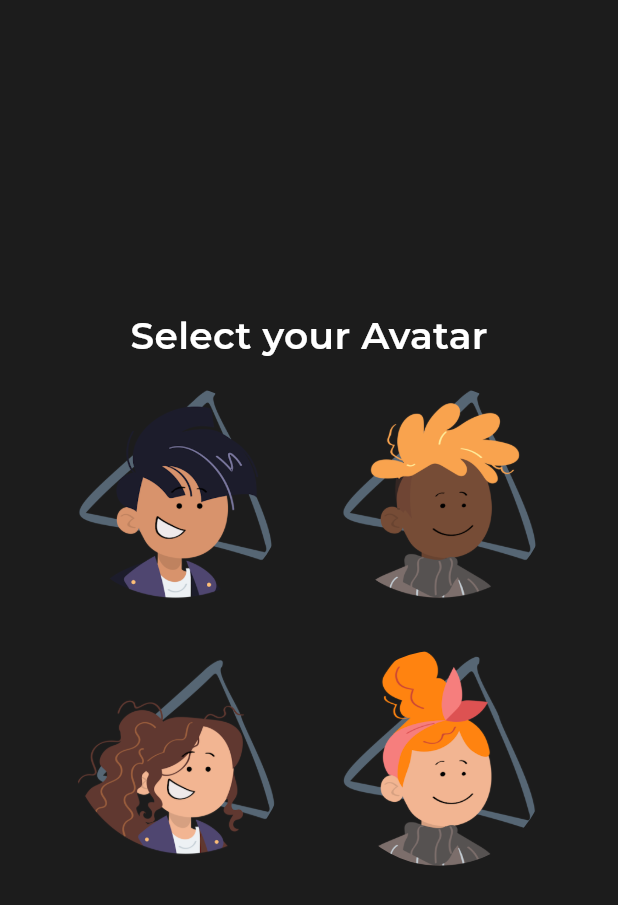
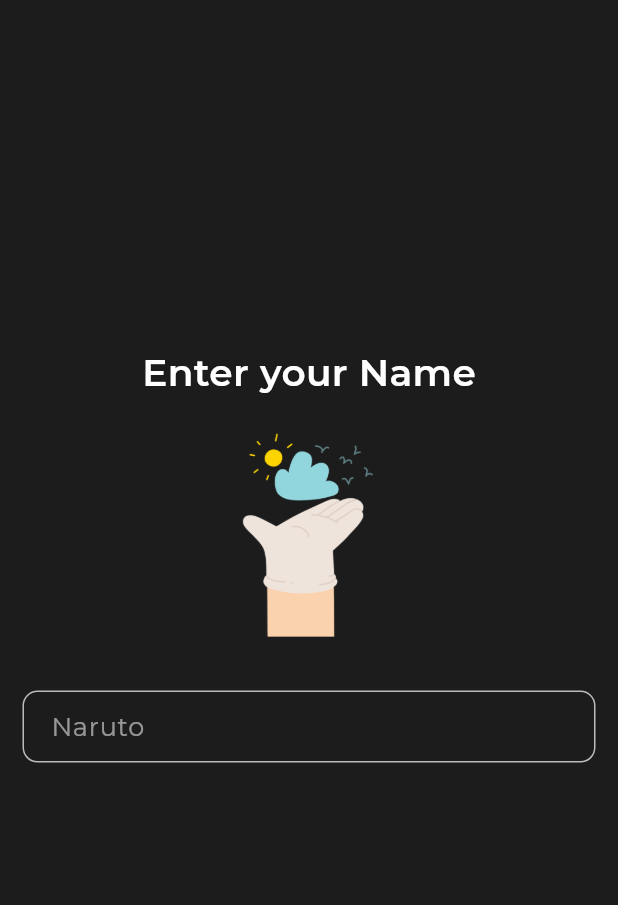
Before and after one commit to sank4lp55/the_todo, a Flutter app: the screen it shows after launch, on a phone screen of 412 x 824 dp. Shown: the top 905 px of the screen. Run offline on Flutter 3.47's test engine with Material 3 defaults, Android fonts, the phone set to English and light mode, and no system bars; our stand-ins replace fluttertoast, google_fonts, hive, hive_flutter; accounts and stored records are empty.

Commit message:
Navigation setup

```diff
--- /dev/null
+++ b/lib/components/custom_text_field.dart
@@ -0,0 +1,55 @@
+import 'package:flutter/material.dart';
+import 'package:google_fonts/google_fonts.dart';
+
+class CustomTextField extends StatelessWidget {
+  final Function(String) onTextChanged; // Callback function to execute
+  final String hintText; // Custom hint text
+
+  CustomTextField({
+    Key? key,
+    required this.onTextChanged,
+    this.hintText = "Enter text",
+  }) : super(key: key);
+
+  @override
+  Widget build(BuildContext context) {
+    return Padding(
+      padding: const EdgeInsets.fromLTRB(15, 0, 15, 0),
+      child: TextField(
+        onChanged: (text) {
+
+
+            onTextChanged(text); // Execute the provided function if text is not empty
+
+        },
+        decoration: InputDecoration(
+          hintText: hintText, // Use the custom hint text
+          hintStyle: GoogleFonts.montserrat(
+            fontSize: 17,
+            fontWeight: FontWeight.w400,
+            color: Colors.white54, // Color for hint text
+          ),
+          contentPadding: EdgeInsets.symmetric(vertical: 10, horizontal: 15), // Padding inside the text field
+          border: OutlineInputBorder(
+            borderRadius: BorderRadius.circular(10),
+            borderSide: BorderSide(color: Colors.white70), // Color of the border
+          ),
+          enabledBorder: OutlineInputBorder(
+            borderRadius: BorderRadius.circular(10),
+            borderSide: BorderSide(color: Colors.white70, width: 1), // Border when enabled
+          ),
+          focusedBorder: OutlineInputBorder(
+            borderRadius: BorderRadius.circular(10),
+            borderSide: BorderSide(color: Colors.white70, width: 2), // Border when focused
+          ),
+        ),
+        style: GoogleFonts.montserrat(
+          fontSize: 17,
+          fontWeight: FontWeight.w700,
+          color: Colors.white, // Text color
+        ),
+        cursorColor: Colors.white, // Cursor color
+      ),
+    );
+  }
+}
--- a/lib/controllers/onboarding_controller.dart
+++ b/lib/controllers/namescreen_controller.dart
@@ -2,22 +2,22 @@ import 'package:flutter/material.dart';
 import 'package:hive/hive.dart';
 import '../data/database.dart';
 
-class OnboardingController with ChangeNotifier {
-  int _index = -1;
+class NamescreenController with ChangeNotifier {
+  bool _isFieldEmpty=true;
 
   // Getter for count
-  int get index => _index;
+  bool get isFieldEmpty => _isFieldEmpty;
 
   // Setter for count
-  set index(int newIndex) {
-    _index = newIndex;
+  set isFieldEmpty(bool isFieldEmpty) {
+    _isFieldEmpty = isFieldEmpty;
     notifyListeners();  // Notify listeners when the value changes
   }
 
-  OnboardingController() {
+  NamescreenController() {
     // loadInitialData(); // Load initial data when the provider is created
   }
-  void setIndex({required int index}){
-    this.index=index;
+  void setIsFieldEmpty({required bool isFieldEmpty}){
+    this.isFieldEmpty=isFieldEmpty;
   }
 }
--- a/lib/main.dart
+++ b/lib/main.dart
@@ -1,11 +1,13 @@
 import 'package:flutter/material.dart';
 import 'package:hive_flutter/adapters.dart';
 import 'package:provider/provider.dart';
-import 'package:the_todo/controllers/onboarding_controller.dart';
-import 'package:the_todo/onboarding.dart';
+import 'package:the_todo/controllers/namescreen_controller.dart';
+import 'package:the_todo/controllers/select_avatar_controller.dart';
+import 'package:the_todo/select_avatar_screen.dart';
 
 import 'controllers/manager_controller.dart';
 import 'homescreen.dart';
+import 'name_screen.dart';
 
 
 Future<void> main() async {
@@ -18,7 +20,8 @@ Future<void> main() async {
   runApp(
     MultiProvider(
       providers: [
-        ChangeNotifierProvider(create: (_) => OnboardingController()),  // Provide OnboardingController
+        ChangeNotifierProvider(create: (_) => NamescreenController()),
+        ChangeNotifierProvider(create: (_) => SelectAvatarController()),  // Provide OnboardingController
         ChangeNotifierProvider(create: (_) => TodoProvider()),  // Provide another TodoProvider
         // Add more providers if needed
       ],
@@ -35,7 +38,7 @@ class MyApp extends StatelessWidget {
     return MaterialApp(
       debugShowCheckedModeBanner: false,
       theme: ThemeData(primarySwatch: Colors.lime),
-      home: Onboarding(),
+      home: NameScreen(),
     );
   }
 }
--- /dev/null
+++ b/lib/name_screen.dart
@@ -0,0 +1,130 @@
+import 'package:flutter/cupertino.dart';
+import 'package:flutter/foundation.dart';
+import 'package:flutter/material.dart';
+import 'package:google_fonts/google_fonts.dart';
+import 'package:the_todo/controllers/namescreen_controller.dart';
+import 'package:the_todo/select_avatar_screen.dart';
+import 'package:the_todo/utils/fade_in_button.dart';
+import 'package:provider/provider.dart';
+
+import 'components/custom_text_field.dart';
+import 'controllers/select_avatar_controller.dart';
+
+class NameScreen extends StatefulWidget {
+  const NameScreen({super.key});
+
+  @override
+  State<NameScreen> createState() => _NameScreenState();
+}
+
+class _NameScreenState extends State<NameScreen> {
+  bool _isVisible = false;
+  int selectedAvatar = -1;
+
+  @override
+  Widget build(BuildContext context) {
+    final namescreenController = Provider.of<NamescreenController>(context);
+    double w = MediaQuery.of(context).size.width;
+    double h = MediaQuery.of(context).size.height;
+    return Scaffold(
+      // appBar: AppBar(
+      //   backgroundColor: const Color(0xff1C1C1C),
+      //   leading: const Icon(
+      //     Icons.arrow_back_ios,
+      //     color: Colors.white,
+      //   ),
+      //   actions: [
+      //     Padding(
+      //       padding: const EdgeInsets.only(right: 16.0),
+      //       // Add some padding to the right
+      //       child: GestureDetector(
+      //         onTap: () {
+      //           // Action when 'Skip' is pressed
+      //           print('Skip pressed');
+      //           // Navigate to another screen or perform any other action
+      //         },
+      //         child: Center(
+      //           child: Text(
+      //             'Skip',
+      //             style: GoogleFonts.montserrat(
+      //               fontSize: 15,
+      //               fontWeight: FontWeight.w600,
+      //               color: Colors.white,
+      //             ),
+      //           ),
+      //         ),
+      //       ),
+      //     ),
+      //   ],
+      // ),
+      backgroundColor: const Color(0xff1C1C1C),
+      body: Center(
+        child: Column(
+          mainAxisAlignment: MainAxisAlignment.center,
+          children: [
+            const Spacer(flex: 1),
+            Container(
+              child: Text(
+                "Enter your Name",
+                style: GoogleFonts.montserrat(
+                    fontSize: 25,
+                    fontWeight: FontWeight.w600,
+                    color: Colors.white),
+              ),
+            ),
+            // SizedBox(height: 15,),
+            Padding(
+              padding: const EdgeInsets.all(15.0),
+              child: InkWell(
+                child: Container(
+                  child: Image.asset(
+                    "lib/images/img.png",
+                    fit: BoxFit.cover,
+                    width: 100, // Set your desired width
+                    // height: 100, // Set your desired height
+                  ),
+                ),
+              ),
+            ),
+            const SizedBox(
+              height: 15,
+            ),
+            CustomTextField(
+              onTextChanged: (text) {
+                print('Current text: $text');
+                if (text.isNotEmpty) {
+                  namescreenController.isFieldEmpty = false;
+                }
+                if (text.isEmpty) {
+                  namescreenController.isFieldEmpty = true;
+                }
+              },
+              hintText: "Naruto",
+            ),
+
+            const SizedBox(
+              height: 20,
+            ),
+            FadeInButtonDemo(
+              title: "Next",
+              isVisible: !(namescreenController.isFieldEmpty),
+              onTap: (){
+                Navigator.push(
+                  context,
+                  MaterialPageRoute(
+                    builder: (context) => SelectAvatarScreen(), // Specify the screen to navigate to
+                  ),
+                );
+              },
+            ),
+
+            const Spacer(flex: 1),
+            const SizedBox(
+              height: 20,
+            )
+          ],
+        ),
+      ),
+    );
+  }
+}
--- a/lib/onboarding.dart
+++ /dev/null
@@ -1,115 +0,0 @@
-import 'package:flutter/cupertino.dart';
-import 'package:flutter/foundation.dart';
-import 'package:flutter/material.dart';
-import 'package:google_fonts/google_fonts.dart';
-import 'package:the_todo/utils/fade_in_button.dart';
-import 'package:provider/provider.dart';
-
-
-import 'controllers/onboarding_controller.dart';
-
-class Onboarding extends StatefulWidget {
-  const Onboarding({super.key});
-
-  @override
-  State<Onboarding> createState() => _OnboardingState();
-}
-
-class _OnboardingState extends State<Onboarding> {
-  bool _isVisible = false;
-  int selectedAvatar = -1;
-
-
-  @override
-  Widget build(BuildContext context) {
-    final onboardingController = Provider.of<OnboardingController>(context);
-    return Scaffold(
-      backgroundColor: Color(0xff1C1C1C),
-      body: Center(
-        child: Column(
-          mainAxisAlignment: MainAxisAlignment.center,
-          children: [
-            Container(
-              // height: 25,
-              // width: 100,
-              // color: Colors.white70,
-              child: Text(
-                "Select your Avatar",
-                style: GoogleFonts.montserrat(
-                    fontSize: 25,
-                    fontWeight: FontWeight.w600,
-                    color: Colors.white),
-              ),
-            ),
-            Row(
-              mainAxisAlignment: MainAxisAlignment.center,
-              children: [
-                avatar(index: 0),
-                avatar(index: 1),
-              ],
-            ),
-            Row(
-              mainAxisAlignment: MainAxisAlignment.center,
-              children: [
-                avatar(index: 2),
-                avatar(index: 3),
-              ],
-            ),
-            FadeInButtonDemo(),
-          ],
-        ),
-      ),
-    );
-  }
-
-  Widget avatar({required int index}) {
-    final onboardingController = Provider.of<OnboardingController>(context);
-    double w = MediaQuery.of(context).size.width;
-    double h = MediaQuery.of(context).size.height;
-    String image = "";
-    if (index == 0) {
-      image = "lib/images/img_5.png";
-    } else if (index == 1) {
-      image = "lib/images/img_4.png";
-    } else if (index == 2) {
-      image = "lib/images/img_6.png";
-    } else if (index == 3) {
-      image = "lib/images/img_1.png";
-    }
-    return Padding(
-      padding: const EdgeInsets.all(15.0),
-      child: InkWell(
-        borderRadius: BorderRadius.circular((w / 2 - 60) / 2),
-        onTap: () {
-          setState(() {
-            selectedAvatar = index;
-          });
-          onboardingController.setIndex(index: index);
-          if (kDebugMode) {
-            print("selected index -> ${onboardingController.index}");
-          }
-
-        },
-        child: Container(
-          height: w / 2 - 60,
-          width: w / 2 - 60,
-          decoration: BoxDecoration(
-            shape: BoxShape.circle,
-            // color: Colors.white,
-            border: Border.all(
-              color: selectedAvatar==index? Colors.greenAccent:Colors.transparent,
-              // Adding the grey ring around the image
-              width: 1.0, // You can adjust the width as needed
-            ),
-          ),
-          child: ClipOval(
-            child: Image.asset(
-              image,
-              fit: BoxFit.cover,
-            ),
-          ),
-        ),
-      ),
-    );
-  }
-}
--- a/lib/utils/fade_in_button.dart
+++ b/lib/utils/fade_in_button.dart
@@ -2,10 +2,17 @@ import 'package:flutter/cupertino.dart';
 import 'package:flutter/material.dart';
 import 'package:google_fonts/google_fonts.dart';
 
-import '../controllers/onboarding_controller.dart';
+import '../controllers/select_avatar_controller.dart';
 import 'package:provider/provider.dart';
 
 class FadeInButtonDemo extends StatefulWidget {
+  final bool isVisible;
+  final String? title;
+  final Function()? onTap; // Callback function to execute
+
+  // Constructor for FadeInButtonDemo
+  FadeInButtonDemo({Key? key, required this.isVisible,this.onTap,this.title}) : super(key: key);
+
   @override
   _FadeInButtonDemoState createState() => _FadeInButtonDemoState();
 }
@@ -13,24 +20,43 @@ class FadeInButtonDemo extends StatefulWidget {
 class _FadeInButtonDemoState extends State<FadeInButtonDemo> {
   @override
   Widget build(BuildContext context) {
-    final onboardingController = Provider.of<OnboardingController>(context);
+    double w = MediaQuery.of(context).size.width;
+    double h = MediaQuery.of(context).size.height;
     return Column(
       mainAxisAlignment: MainAxisAlignment.center,
       children: [
         AnimatedOpacity(
-          opacity: onboardingController.index != -1 ? 1.0 : 0.0,
+          opacity: widget.isVisible ==true ? 1.0 : 0.0,
           duration: Duration(seconds: 1),
           curve: Curves.easeInOut,
-          child: onboardingController.index != -1
-              ? Container(
-                  width: 100,
-                  height: 25,
-                  color: Colors.white70,
-                )
+          child: widget.isVisible ==true
+              ?  Padding(
+                    padding: const EdgeInsets.fromLTRB(15, 0, 15, 0),
+                    child: InkWell(
+                      borderRadius: BorderRadius.circular(10),
+                      onTap: widget.onTap,
+                      child: Container(
+                        width: w,
+                        height: 45,
+                        decoration: BoxDecoration(
+                            color: Colors.white70,
+                            borderRadius: BorderRadiusDirectional.circular(10)),
+                        child: Center(
+                            child: Text(
+                          widget.title??"Done",
+                          style: GoogleFonts.montserrat(
+                              fontSize: 17,
+                              fontWeight: FontWeight.w700,
+                              color: Colors.black),
+                        )),
+                      ),
+                    ),
+                  )
+
               : Container(
-                  width: 100,
-                  height: 25,
-                  color: Colors.red,
+            width: w,
+            height: 45,
+                  color: Colors.transparent,
                 ), // Empty container to hide the button
         ),
       ],
```
Also changed, not shown: lib/controllers/select_avatar_controller.dart (added, +23 -0 lines), lib/select_avatar_screen.dart (added, +160 -0 lines), lib/images/img.png (added).
